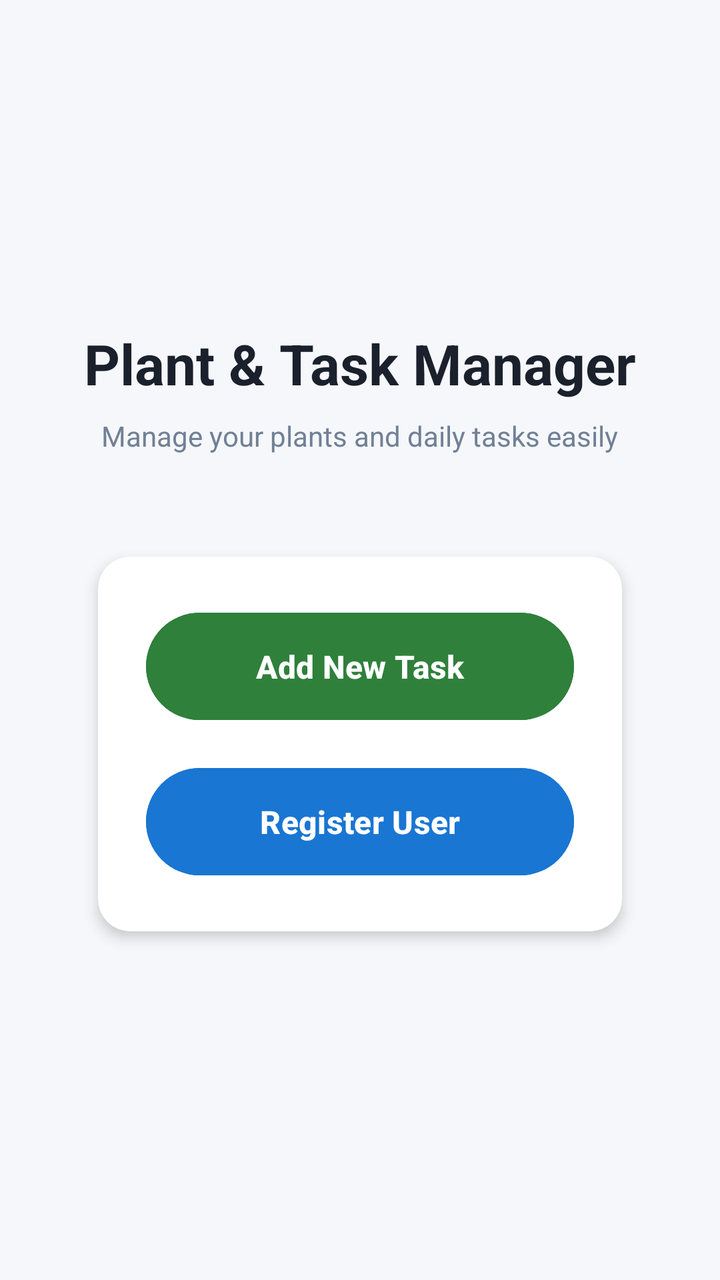
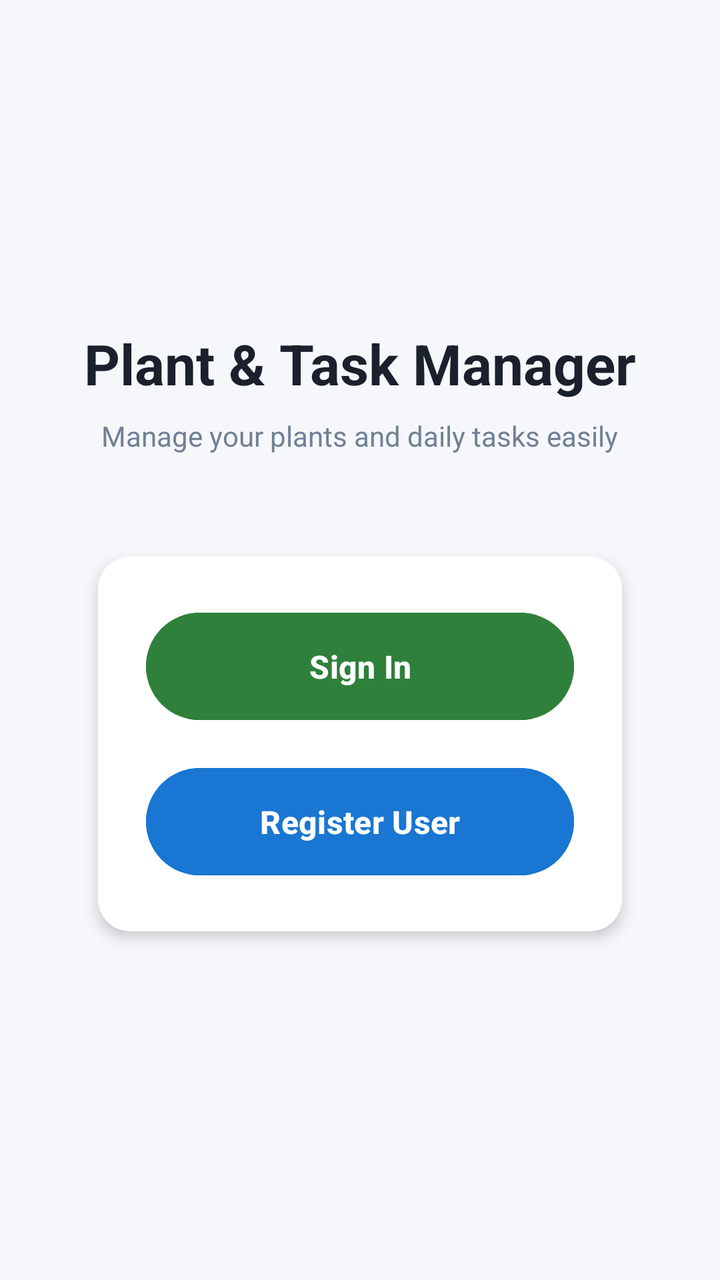

Screens rendered from an Android XML layout before and after an edit, with the pre-edit source and the edit as a unified diff.
<!-- AndroidManifest.xml: application theme Theme.Ameen_final_new_project -->
<!-- res/layout/activity_main.xml -->
<?xml version="1.0" encoding="utf-8"?>
<LinearLayout xmlns:android="http://schemas.android.com/apk/res/android"
    xmlns:app="http://schemas.android.com/apk/res-auto"
    xmlns:tools="http://schemas.android.com/tools"
    android:id="@+id/main"
    android:layout_width="match_parent"
    android:layout_height="match_parent"
    android:background="#F5F7FA"
    android:gravity="center"
    android:orientation="vertical"
    android:padding="24dp"
    tools:context=".viewPkg.MainActivity">

    
    <TextView
        android:layout_width="wrap_content"
        android:layout_height="wrap_content"
        android:layout_marginBottom="8dp"
        android:text="Plant &amp; Task Manager"
        android:textColor="#1A202C"
        android:textSize="28sp"
        android:textStyle="bold" />

    <TextView
        android:layout_width="wrap_content"
        android:layout_height="wrap_content"
        android:layout_marginBottom="40dp"
        android:text="Manage your plants and daily tasks easily"
        android:textColor="#718096"
        android:textSize="14sp" />

    
    <androidx.cardview.widget.CardView
        android:layout_width="match_parent"
        android:layout_height="wrap_content"
        android:layout_marginStart="16dp"
        android:layout_marginEnd="16dp"
        app:cardCornerRadius="16dp"
        app:cardElevation="4dp"
        app:cardUseCompatPadding="true">

        <LinearLayout
            android:layout_width="match_parent"
            android:layout_height="wrap_content"
            android:orientation="vertical"
            android:padding="24dp">

            <Button
                android:id="@+id/btnAddTaskScreen"
                android:layout_width="match_parent"
                android:layout_height="wrap_content"
                android:layout_marginBottom="16dp"
                android:backgroundTint="#2F803B"
                android:padding="16dp"
                android:text="Add New Task"
                android:textColor="#FFFFFF"
                android:textSize="16sp"
                android:textStyle="bold" />

            <Button
                android:id="@+id/btnRegisterScreen"
                android:layout_width="match_parent"
                android:layout_height="wrap_content"
                android:backgroundTint="#1976D2"
                android:padding="16dp"
                android:text="Register User"
                android:textColor="#FFFFFF"
                android:textSize="16sp"
                android:textStyle="bold" />

        </LinearLayout>

    </androidx.cardview.widget.CardView>

</LinearLayout>
<!-- resources referenced by this layout -->
<resources>
  <style name="Theme.Ameen_final_new_project" parent="Base.Theme.Ameen_final_new_project" />
  <style name="Base.Theme.Ameen_final_new_project" parent="Theme.Material3.DayNight.NoActionBar">
          
          
      </style>
</resources>

<!-- the commit's change to res/layout/activity_main.xml (unified diff, before → after) -->
@@ -46,13 +46,13 @@
             android:padding="24dp">
 
             <Button
-                android:id="@+id/btnAddTaskScreen"
+                android:id="@+id/btnSignInScreen"
                 android:layout_width="match_parent"
                 android:layout_height="wrap_content"
                 android:layout_marginBottom="16dp"
                 android:backgroundTint="#2F803B"
                 android:padding="16dp"
-                android:text="Add New Task"
+                android:text="Sign In"
                 android:textColor="#FFFFFF"
                 android:textSize="16sp"
                 android:textStyle="bold" />
